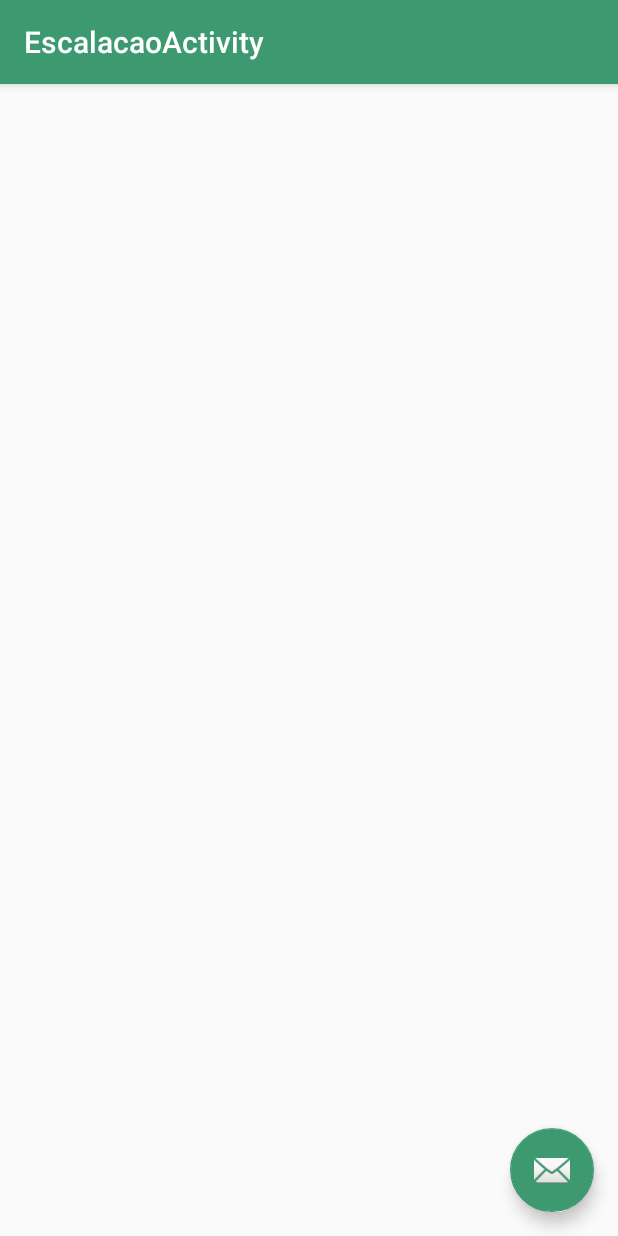
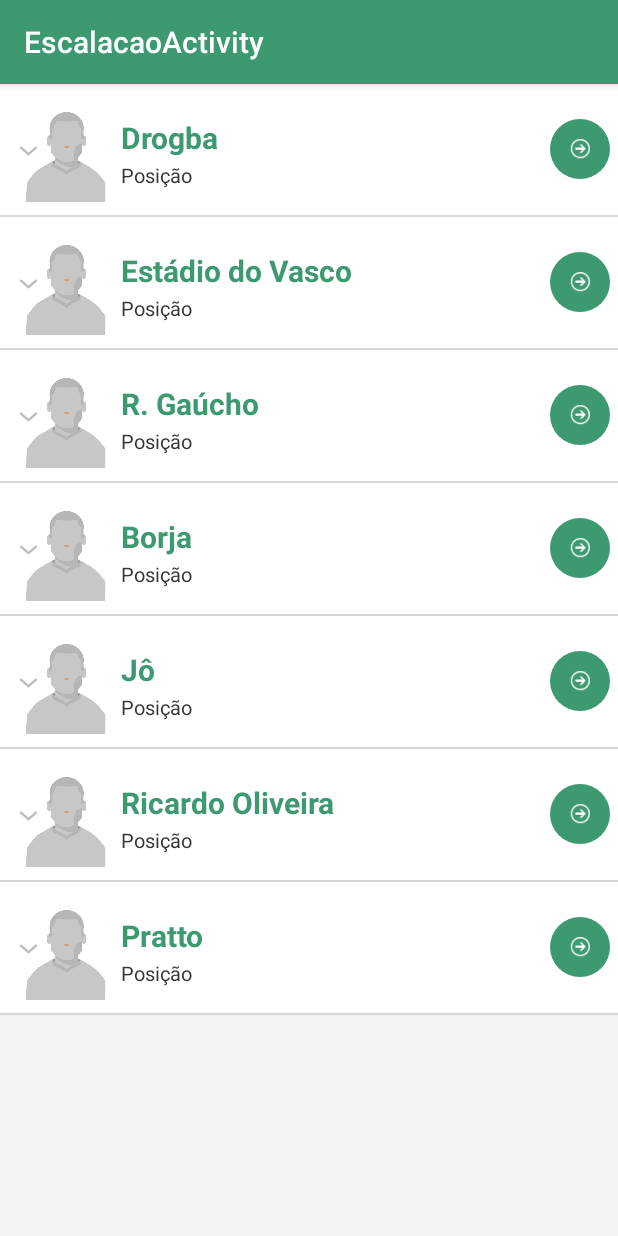
Before and after one commit to JotaFerreira/Cartolibis, an Android app: the EscalacaoActivity screen opened directly, with no data from a screen before it, on a phone screen of 412 x 824 dp. Run offline under Robolectric (Android 15) with nearby library versions, the phone set to English and light mode, and no system bars.

Commit message:
Melhoria nas views de escalação

```diff
--- /dev/null
+++ b/app/src/main/java/club/cartoleirosfutebol/cartomitos/Adapters/ExpandableListAdapter.java
@@ -0,0 +1,114 @@
+package club.cartoleirosfutebol.cartomitos.Adapters;
+
+import android.content.Context;
+import android.graphics.Typeface;
+import android.view.LayoutInflater;
+import android.view.View;
+import android.view.ViewGroup;
+import android.widget.BaseExpandableListAdapter;
+import android.widget.TextView;
+
+import java.util.HashMap;
+import java.util.List;
+
+import club.cartoleirosfutebol.cartomitos.R;
+
+/**
+ * Created by JP on 21/05/2017.
+ */
+
+public class ExpandableListAdapter extends BaseExpandableListAdapter {
+
+    private Context _context;
+    private List<String> _listDataHeader; // header titles
+    // child data in format of header title, child title
+    private HashMap<String, List<String>> _listDataChild;
+
+    public ExpandableListAdapter(Context context, List<String> listDataHeader,
+                                 HashMap<String, List<String>> listChildData) {
+        this._context = context;
+        this._listDataHeader = listDataHeader;
+        this._listDataChild = listChildData;
+    }
+
+    @Override
+    public Object getChild(int groupPosition, int childPosititon) {
+        return this._listDataChild.get(this._listDataHeader.get(groupPosition))
+                .get(childPosititon);
+    }
+
+    @Override
+    public long getChildId(int groupPosition, int childPosition) {
+        return childPosition;
+    }
+
+    @Override
+    public View getChildView(int groupPosition, final int childPosition,
+                             boolean isLastChild, View convertView, ViewGroup parent) {
+
+        final String childText = (String) getChild(groupPosition, childPosition);
+
+        if (convertView == null) {
+            LayoutInflater infalInflater = (LayoutInflater) this._context
+                    .getSystemService(Context.LAYOUT_INFLATER_SERVICE);
+            convertView = infalInflater.inflate(R.layout.item_escalacaodetalhes, null);
+        }
+
+        TextView txtListChild = (TextView) convertView
+                .findViewById(R.id.lblListItem);
+
+        txtListChild.setText(childText);
+        return convertView;
+    }
+
+    @Override
+    public int getChildrenCount(int groupPosition) {
+        return this._listDataChild.get(this._listDataHeader.get(groupPosition))
+                .size();
+    }
+
+    @Override
+    public Object getGroup(int groupPosition) {
+        return this._listDataHeader.get(groupPosition);
+    }
+
+    @Override
+    public int getGroupCount() {
+        return this._listDataHeader.size();
+    }
+
+    @Override
+    public long getGroupId(int groupPosition) {
+        return groupPosition;
+    }
+
+    @Override
+    public View getGroupView(int groupPosition, boolean isExpanded,
+                             View convertView, ViewGroup parent) {
+        String headerTitle = (String) getGroup(groupPosition);
+        if (convertView == null) {
+            LayoutInflater infalInflater = (LayoutInflater) this._context
+                    .getSystemService(Context.LAYOUT_INFLATER_SERVICE);
+            convertView = infalInflater.inflate(R.layout.item_escalacao, null);
+        }
+
+        TextView lblListHeader = (TextView) convertView
+                .findViewById(R.id.db_titulo);
+        lblListHeader.setTypeface(null, Typeface.BOLD);
+        lblListHeader.setText(headerTitle);
+
+        return convertView;
+    }
+
+    @Override
+    public boolean hasStableIds() {
+        return false;
+    }
+
+    @Override
+    public boolean isChildSelectable(int groupPosition, int childPosition) {
+        return true;
+    }
+
+
+}
--- a/app/src/main/java/club/cartoleirosfutebol/cartomitos/EscalacaoActivity.java
+++ b/app/src/main/java/club/cartoleirosfutebol/cartomitos/EscalacaoActivity.java
@@ -1,13 +1,28 @@
 package club.cartoleirosfutebol.cartomitos;
 
 import android.os.Bundle;
+import android.os.Debug;
 import android.support.design.widget.FloatingActionButton;
 import android.support.design.widget.Snackbar;
 import android.support.v7.app.AppCompatActivity;
 import android.support.v7.widget.Toolbar;
+import android.util.Log;
 import android.view.View;
+import android.widget.ExpandableListView;
+import android.widget.Toast;
+
+import java.util.ArrayList;
+import java.util.HashMap;
+import java.util.List;
+
+import club.cartoleirosfutebol.cartomitos.Adapters.ExpandableListAdapter;
 
 public class EscalacaoActivity extends AppCompatActivity {
+
+    ExpandableListAdapter listAdapter;
+    ExpandableListView expListView;
+    List<String> listDataHeader;
+    HashMap<String, List<String>> listDataChild;
 
     @Override
     protected void onCreate(Bundle savedInstanceState) {
@@ -16,14 +31,106 @@ public class EscalacaoActivity extends AppCompatActivity {
         Toolbar toolbar = (Toolbar) findViewById(R.id.toolbar);
         setSupportActionBar(toolbar);
 
-        FloatingActionButton fab = (FloatingActionButton) findViewById(R.id.fab);
-        fab.setOnClickListener(new View.OnClickListener() {
+        // get the listview
+        expListView = (ExpandableListView) findViewById(R.id.lvExp);
+
+        // preparing list data
+        prepareListData();
+
+        listAdapter = new ExpandableListAdapter(this, listDataHeader, listDataChild);
+
+        // setting list adapter
+        expListView.setAdapter(listAdapter);
+
+        // Listview Group click listener
+        expListView.setOnGroupClickListener(new ExpandableListView.OnGroupClickListener() {
+
             @Override
-            public void onClick(View view) {
-                Snackbar.make(view, "Replace with your own action", Snackbar.LENGTH_LONG)
-                        .setAction("Action", null).show();
+            public boolean onGroupClick(ExpandableListView parent, View v,
+                                        int groupPosition, long id) {
+                Log.d("onGroupClick:","ops");
+                 /*Toast.makeText(getApplicationContext(),
+                 "Group Clicked " + listDataHeader.get(groupPosition),
+                 Toast.LENGTH_SHORT).show();*/
+                return false;
             }
         });
+
+        // Listview Group expanded listener
+        expListView.setOnGroupExpandListener(new ExpandableListView.OnGroupExpandListener() {
+
+            @Override
+            public void onGroupExpand(int groupPosition) {
+                Log.d("onGroupExpand:","ops");
+                /*Toast.makeText(getApplicationContext(),
+                        listDataHeader.get(groupPosition) + " Expanded",
+                        Toast.LENGTH_SHORT).show();*/
+            }
+        });
+
+        // Listview Group collasped listener
+        expListView.setOnGroupCollapseListener(new ExpandableListView.OnGroupCollapseListener() {
+
+            @Override
+            public void onGroupCollapse(int groupPosition) {
+                Log.d("onGroupCollapse:","ops");
+                /*Toast.makeText(getApplicationContext(),
+                        listDataHeader.get(groupPosition) + " Collapsed",
+                        Toast.LENGTH_SHORT).show();*/
+
+            }
+        });
+
+        // Listview on child click listener
+        expListView.setOnChildClickListener(new ExpandableListView.OnChildClickListener() {
+
+            @Override
+            public boolean onChildClick(ExpandableListView parent, View v,
+                                        int groupPosition, int childPosition, long id) {
+                // TODO Auto-generated method stub
+                /*Toast.makeText(
+                        getApplicationContext(),
+                        listDataHeader.get(groupPosition)
+                                + " : "
+                                + listDataChild.get(
+                                listDataHeader.get(groupPosition)).get(
+                                childPosition), Toast.LENGTH_SHORT)
+                        .show();*/
+                return false;
+            }
+        });
+
+    }
+
+    private void prepareListData() {
+        listDataHeader = new ArrayList<String>();
+        listDataChild = new HashMap<String, List<String>>();
+
+        // Adding child data
+        listDataHeader.add("Drogba");
+        listDataHeader.add("Estádio do Vasco");
+        listDataHeader.add("R. Gaúcho");
+        listDataHeader.add("Borja");
+        listDataHeader.add("Jô");
+        listDataHeader.add("Ricardo Oliveira");
+        listDataHeader.add("Pratto");
+
+        // Adding child data
+        List<String> top250 = new ArrayList<String>();
+        top250.add("Gol");
+        top250.add("Assistência");
+        top250.add("Finalização");
+        top250.add("Finalização Defendida");
+        top250.add("Finalização Pra Fora");
+        top250.add("Falta Sofrida");
+
+        listDataChild.put(listDataHeader.get(0), top250);
+        listDataChild.put(listDataHeader.get(1), top250);
+        listDataChild.put(listDataHeader.get(2), top250);
+        listDataChild.put(listDataHeader.get(3), top250);
+        listDataChild.put(listDataHeader.get(4), top250);
+        listDataChild.put(listDataHeader.get(5), top250);
+        listDataChild.put(listDataHeader.get(6), top250);
     }
 
 }
--- a/app/src/main/java/club/cartoleirosfutebol/cartomitos/EsquemaActivity.java
+++ b/app/src/main/java/club/cartoleirosfutebol/cartomitos/EsquemaActivity.java
@@ -1,5 +1,6 @@
 package club.cartoleirosfutebol.cartomitos;
 
+import android.content.Intent;
 import android.media.Image;
 import android.os.Bundle;
 import android.support.design.widget.FloatingActionButton;
@@ -65,8 +66,8 @@ public class EsquemaActivity extends AppCompatActivity {
         fab.setOnClickListener(new View.OnClickListener() {
             @Override
             public void onClick(View view) {
-                Snackbar.make(view, "Replace with your own action", Snackbar.LENGTH_LONG)
-                        .setAction("Action", null).show();
+                Intent intent = new Intent(EsquemaActivity.this, EscalacaoActivity.class);
+                startActivity(intent);
             }
         });
     }
--- a/app/src/main/res/layout/activity_escalacao.xml
+++ b/app/src/main/res/layout/activity_escalacao.xml
@@ -22,12 +22,4 @@
 
     <include layout="@layout/content_escalacao" />
 
-    <android.support.design.widget.FloatingActionButton
-        android:id="@+id/fab"
-        android:layout_width="wrap_content"
-        android:layout_height="wrap_content"
-        android:layout_gravity="bottom|end"
-        android:layout_margin="@dimen/fab_margin"
-        app:srcCompat="@android:drawable/ic_dialog_email" />
-
 </android.support.design.widget.CoordinatorLayout>
--- a/app/src/main/res/layout/content_escalacao.xml
+++ b/app/src/main/res/layout/content_escalacao.xml
@@ -8,6 +8,17 @@
     tools:context="club.cartoleirosfutebol.cartomitos.EscalacaoActivity"
     tools:showIn="@layout/activity_escalacao">
 
+    <LinearLayout
+        android:layout_width="fill_parent"
+        android:layout_height="fill_parent"
+        android:orientation="vertical"
+        android:background="#f4f4f4" >
 
+        <ExpandableListView
+            android:id="@+id/lvExp"
+            android:layout_height="match_parent"
+            android:layout_width="match_parent"/>
+
+    </LinearLayout>
 
 </android.support.constraint.ConstraintLayout>
--- a/app/src/main/res/layout/item_escalacao.xml
+++ b/app/src/main/res/layout/item_escalacao.xml
@@ -5,7 +5,8 @@
     android:layout_height="wrap_content"
     android:background="@drawable/dbitem_selector"
     android:orientation="horizontal"
-    android:padding="5dip">
+    android:padding="5dip"
+    android:descendantFocusability="blocksDescendants">
     <LinearLayout
         android:id="@+id/thumbnail"
         android:layout_width="wrap_content"
@@ -18,6 +19,7 @@
             android:paddingTop="10dip"
             android:layout_width="70dip"
             android:layout_height="70dip"
+            android:focusable="false"
             android:src="@drawable/emptystate_jogador"/>
     </LinearLayout>
 
@@ -28,24 +30,20 @@
         android:src="@drawable/ic_next"
         android:scaleType="fitXY"
         android:padding="13dp"
+        android:focusable="false"
         android:background="@drawable/rounded_button"
         android:layout_alignParentRight="true"
         android:layout_centerVertical="true" />
 
-    <!--<ImageView
-        android:id="@+id/arrow"
-        android:layout_width="15dip"
-        android:layout_height="15dip"
-        android:layout_alignParentRight="true"
-        android:layout_centerVertical="true"
-        android:src="@drawable/db_fa_caret_right" />-->
     <TextView
         android:id="@+id/db_titulo"
         android:layout_width="wrap_content"
         android:layout_height="wrap_content"
+        android:layout_alignParentTop="false"
         android:layout_centerVertical="true"
         android:layout_marginLeft="75dip"
         android:layout_toRightOf="@id/db_icon"
+        android:focusable="false"
         android:paddingBottom="15dip"
         android:text="Jogador"
         android:textColor="@color/colorPrimary"
@@ -59,8 +57,9 @@
         android:layout_alignLeft="@id/db_titulo"
         android:layout_below="@id/db_titulo"
         android:layout_centerHorizontal="true"
+        android:focusable="false"
         android:paddingTop="3dip"
-        android:text="Detalhes"
+        android:text="Posição"
         android:textColor="#343434"
         android:textSize="13sp" />
 </RelativeLayout>
```
Also changed, not shown: app/src/main/res/layout/item_escalacaodetalhes.xml (added, +16 -0 lines).
